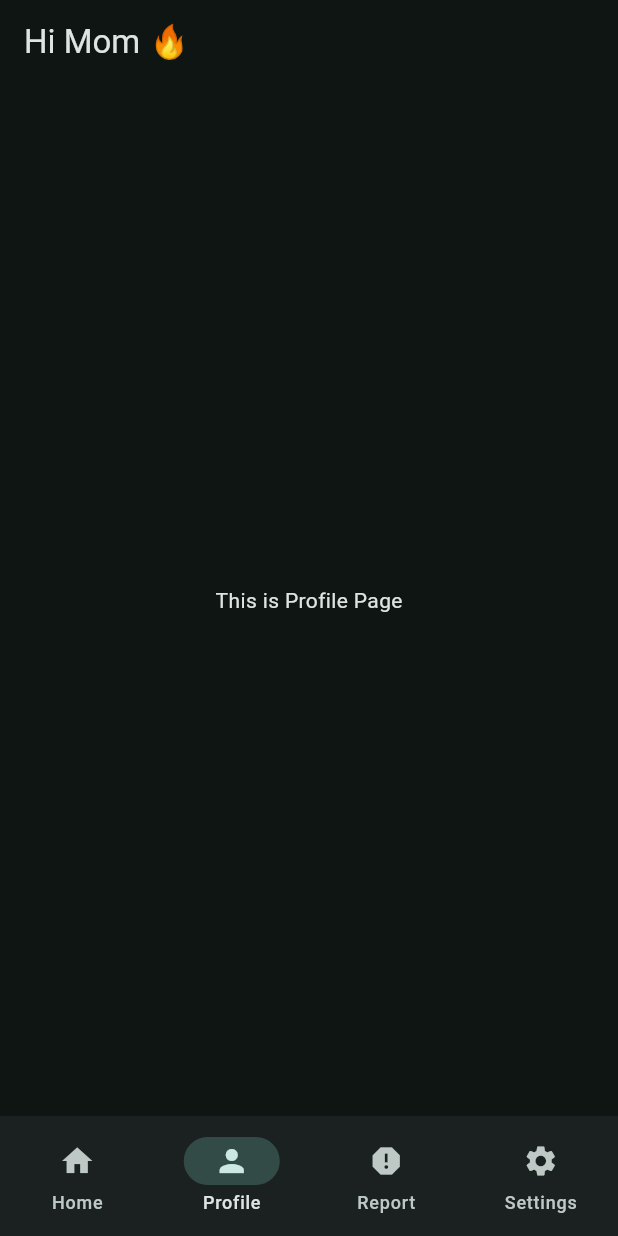
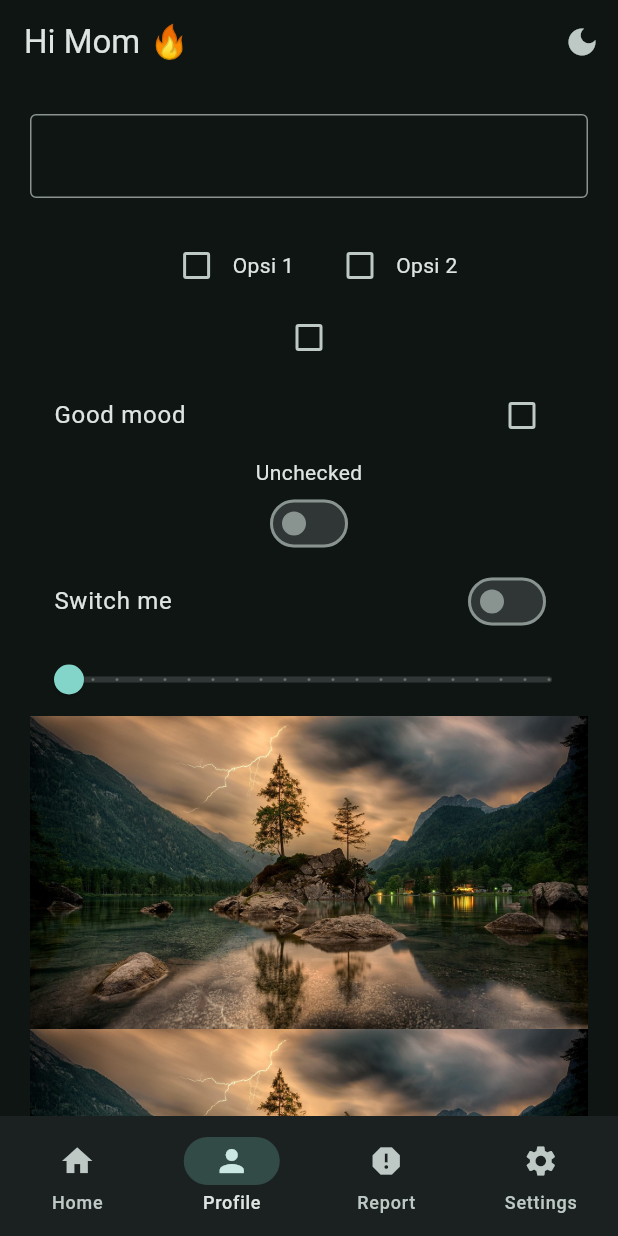
Before and after one commit to weexid/learn_flutter, a Flutter app: the screen it shows after launch, item 2 of the bottom bar chosen, on a phone screen of 412 x 824 dp. Run offline on Flutter 3.47's test engine with Material 3 defaults, Android fonts, the phone set to English and light mode, and no system bars.

Commit message:
learn input field

```diff
--- a/lib/data/notifier.dart
+++ b/lib/data/notifier.dart
@@ -1,3 +1,4 @@
 import 'package:flutter/material.dart';
 
 ValueNotifier<int> selectedPageNotifier = ValueNotifier(0);
+ValueNotifier<bool> isDarkModeNotifier = ValueNotifier(true);
--- a/lib/main.dart
+++ b/lib/main.dart
@@ -1,6 +1,6 @@
 import 'package:flutter/material.dart';
+import 'package:learn_flutter/data/notifier.dart';
 import 'package:learn_flutter/views/widget_tree.dart';
-import 'package:learn_flutter/widgets/navbar_widget.dart';
 
 void main() {
   runApp(const MyApp());
@@ -21,15 +21,20 @@ class MyApp extends StatefulWidget {
 class _MyAppState extends State<MyApp> {
   @override
   Widget build(BuildContext context) {
+    return ValueListenableBuilder(
+      valueListenable: isDarkModeNotifier,
+      builder: (context, value, child) {
         return MaterialApp(
           debugShowCheckedModeBanner: false,
           theme: ThemeData(
             colorScheme: ColorScheme.fromSeed(
               seedColor: Colors.teal,
-          brightness: Brightness.dark,
+              brightness: value ? Brightness.dark : Brightness.light,
             ),
           ),
           home: WidgetTree(),
         );
+      },
+    );
   }
 }
--- a/lib/views/pages/profile_page.dart
+++ b/lib/views/pages/profile_page.dart
@@ -1,10 +1,153 @@
 import 'package:flutter/material.dart';
 
-class ProfilePage extends StatelessWidget {
+class ProfilePage extends StatefulWidget {
   const ProfilePage({super.key});
 
   @override
+  State<ProfilePage> createState() => _ProfilePageState();
+}
+
+class _ProfilePageState extends State<ProfilePage> {
+  TextEditingController controller = TextEditingController();
+  bool? isChecked1 = false; // Variabel untuk checkbox pertama
+  bool? isChecked2 = false; // Variabel untuk checkbox kedua
+  bool? isChecked = false;
+  bool isSwitch = false;
+  double slider = 0.0;
+
+  String get textToShow {
+    if (isChecked == true) {
+      return "Checked";
+    } else if (isChecked == false) {
+      return "Unchecked";
+    }
+    return "N/A";
+  }
+
+  @override
   Widget build(BuildContext context) {
-    return Center(child: Text("This is Profile Page"));
+    return SingleChildScrollView(
+      child: Padding(
+        padding: const EdgeInsets.all(20.0),
+        child: Column(
+          children: [
+            TextField(
+              controller: controller,
+              decoration: InputDecoration(border: OutlineInputBorder()),
+              onEditingComplete: () {
+                setState(() {});
+              },
+            ),
+            Text(controller.text),
+            Row(
+              mainAxisAlignment: MainAxisAlignment.center,
+              children: [
+                // Pilihan Checkbox pertama
+                InkWell(
+                  onTap: () {
+                    setState(() {
+                      // Logika untuk mengubah status checkbox saat label diklik
+                      if (isChecked1 == true) {
+                        isChecked1 = false;
+                      } else {
+                        isChecked1 = true;
+                      }
+                    });
+                  },
+                  child: Row(
+                    children: [
+                      Checkbox(
+                        tristate: true,
+                        value: isChecked1,
+                        onChanged: (bool? value) {
+                          setState(() {
+                            isChecked1 = value;
+                          });
+                        },
+                      ),
+                      Text("Opsi 1"), // Label untuk checkbox pertama
+                    ],
+                  ),
+                ),
+                const SizedBox(width: 20),
+                InkWell(
+                  onTap: () {
+                    setState(() {
+                      if (isChecked2 == true) {
+                        isChecked2 = false;
+                      } else {
+                        isChecked2 = true;
+                      }
+                    });
+                  },
+                  child: Row(
+                    children: [
+                      Checkbox(
+                        tristate: true,
+                        value: isChecked2,
+                        onChanged: (bool? value) {
+                          setState(() {
+                            isChecked2 = value;
+                          });
+                        },
+                      ),
+                      Text("Opsi 2"), // Label untuk checkbox kedua
+                    ],
+                  ),
+                ),
+              ],
+            ),
+
+            Checkbox(
+              tristate: true,
+              value: isChecked,
+              onChanged: (bool? value) {
+                setState(() {
+                  isChecked = value;
+                });
+              },
+            ),
+            CheckboxListTile.adaptive(
+              tristate: true,
+              title: Text("Good mood"),
+              value: isChecked,
+              onChanged: (bool? value) {
+                setState(() {
+                  isChecked = value;
+                });
+              },
+            ),
+            Text(textToShow),
+            Switch(
+              value: isSwitch,
+              onChanged: (value) => setState(() {
+                isSwitch = value;
+              }),
+            ),
+            SwitchListTile.adaptive(
+              title: Text("Switch me"),
+              value: isSwitch,
+              onChanged: (value) => setState(() {
+                isSwitch = value;
+              }),
+            ),
+            Slider.adaptive(
+              value: slider,
+              max: 100,
+              divisions: 20,
+              onChanged: (value) {
+                setState(() {
+                  slider = value;
+                });
+              },
+            ),
+            Image.asset('assets/images/img01.jpg'),
+            Image.asset('assets/images/img01.jpg'),
+            Image.asset('assets/images/img01.jpg'),
+            Image.asset('assets/images/img01.jpg'),
+          ],
+        ),
+      ),
+    );
   }
 }
--- a/lib/views/widget_tree.dart
+++ b/lib/views/widget_tree.dart
@@ -14,7 +14,22 @@ class WidgetTree extends StatelessWidget {
   @override
   Widget build(BuildContext context) {
     return Scaffold(
-      appBar: AppBar(title: Text("Hi Mom 🔥")),
+      appBar: AppBar(
+        title: Text("Hi Mom 🔥"),
+        actions: [
+          IconButton(
+            onPressed: () {
+              isDarkModeNotifier.value = !isDarkModeNotifier.value;
+            },
+            icon: ValueListenableBuilder(
+              valueListenable: isDarkModeNotifier,
+              builder: (context, value, child) {
+                return Icon(value ? Icons.dark_mode : Icons.light_mode);
+              },
+            ),
+          ),
+        ],
+      ),
       bottomNavigationBar: NavbarWidget(),
       body: ValueListenableBuilder(
         valueListenable: selectedPageNotifier,
```
Lines whose indentation alone changed are shown as unchanged.
